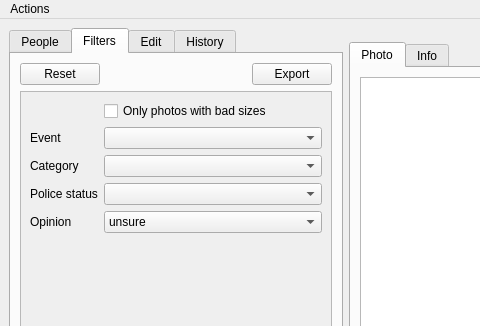
asuffield/ef-editor, file ui/editor.ui: the form before one commit; both pictures show x 0 to 480 and y 0 to 326 of the 800 by 600 pixel window.
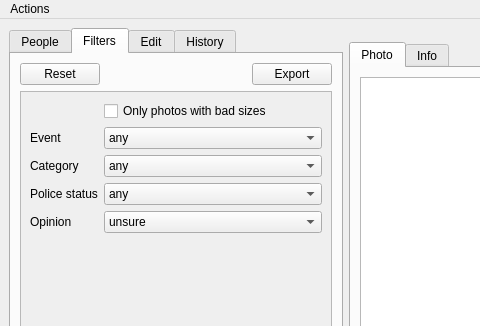
The form after the commit. The open tabs and pages were chosen to show the change.

```diff
--- a/ui/editor.ui
+++ b/ui/editor.ui
@@ -198,7 +198,13 @@
                </widget>
               </item>
               <item row="2" column="1">
-               <widget class="QComboBox" name="filter_event"/>
+               <widget class="QComboBox" name="filter_event">
+                <item>
+                 <property name="text">
+                  <string>any</string>
+                 </property>
+                </item>
+               </widget>
               </item>
               <item row="3" column="0">
                <widget class="QLabel" name="label_6">
@@ -208,7 +214,13 @@
                </widget>
               </item>
               <item row="3" column="1">
-               <widget class="QComboBox" name="filter_category"/>
+               <widget class="QComboBox" name="filter_category">
+                <item>
+                 <property name="text">
+                  <string>any</string>
+                 </property>
+                </item>
+               </widget>
               </item>
               <item row="4" column="0">
                <widget class="QLabel" name="label_7">
@@ -225,7 +237,13 @@
                </widget>
               </item>
               <item row="4" column="1">
-               <widget class="QComboBox" name="filter_police"/>
+               <widget class="QComboBox" name="filter_police">
+                <item>
+                 <property name="text">
+                  <string>any</string>
+                 </property>
+                </item>
+               </widget>
               </item>
               <item row="5" column="1">
                <widget class="QComboBox" name="filter_opinion">
```
